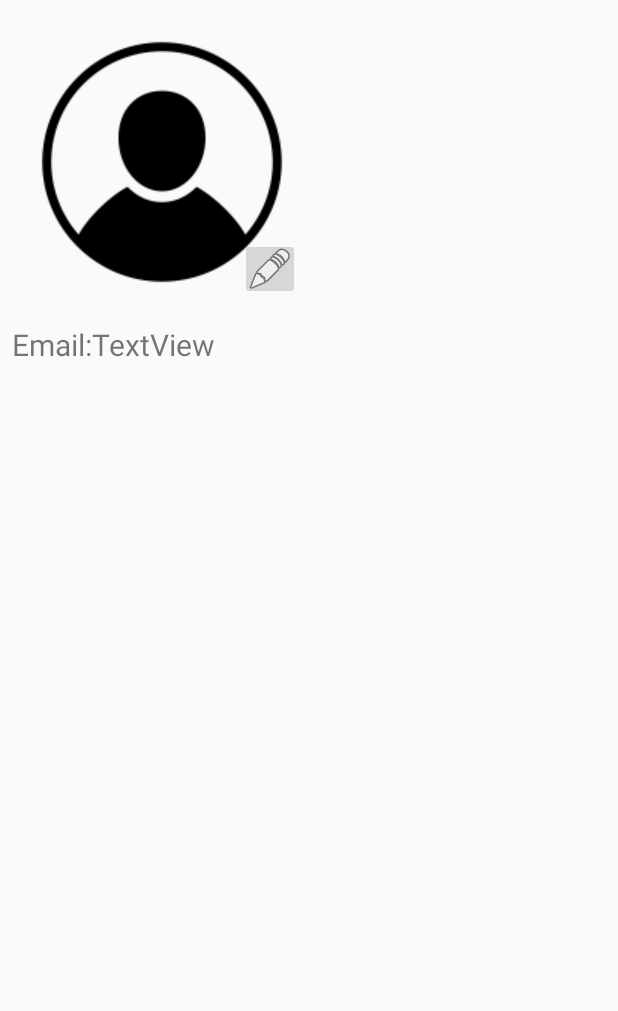
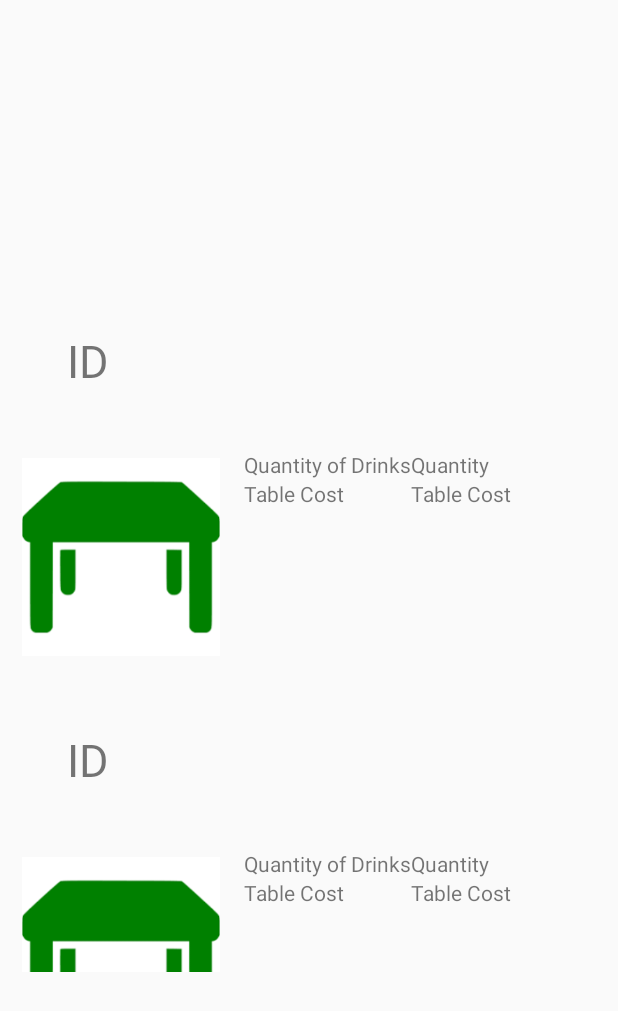
Before and after one commit to It23dafaq/Orders, an Android app: the layout profile_fragment.xml on its own in the app's theme, with its tools: preview values and no code run, on a phone screen of 412 x 824 dp. Shown: the top 1011 px of the screen. Run offline under Robolectric (Android 15) with nearby library versions, the phone set to English and light mode, and no system bars; network calls fail.

Commit message:
Road to challenge

```diff
--- a/app/src/main/res/layout/profile_fragment.xml
+++ b/app/src/main/res/layout/profile_fragment.xml
@@ -6,35 +6,12 @@
         android:layout_width="match_parent"
         android:layout_height="match_parent"
         tools:context=".Profile" android:id="@+id/frameLayout">
-    <ImageView
-            android:src="@drawable/icon"
-            android:layout_width="wrap_content"
-            android:layout_height="wrap_content" android:id="@+id/imageView2"
-            android:layout_marginTop="8dp"
+    <androidx.recyclerview.widget.RecyclerView
+            android:layout_width="395dp"
+            android:layout_height="472dp" android:layout_marginTop="8dp"
+            tools:listitem="@layout/table_layout"
             app:layout_constraintTop_toTopOf="parent" app:layout_constraintStart_toStartOf="parent"
-            android:layout_marginLeft="8dp" android:layout_marginStart="8dp"/>
-    <TextView
-            android:text="TextView"
-            android:layout_width="wrap_content"
-            android:layout_height="wrap_content"
-            android:id="@+id/UserName" android:layout_marginTop="8dp"
-            app:layout_constraintTop_toBottomOf="@+id/imageView2"
-            app:layout_constraintStart_toEndOf="@+id/textView6" android:textSize="20sp"/>
-    <ImageButton
-            android:src="@android:drawable/ic_menu_edit"
-            android:layout_width="40dp"
-            android:layout_height="41dp"
-            android:id="@+id/editPhoto" android:layout_marginEnd="8dp"
-            app:layout_constraintEnd_toEndOf="@+id/imageView2" android:layout_marginRight="8dp"
-            app:layout_constraintBottom_toBottomOf="@+id/imageView2" android:layout_marginBottom="8dp"/>
-    <TextView
-            android:text="Email:"
-            android:layout_width="wrap_content"
-            android:layout_height="wrap_content"
-            app:layout_constraintEnd_toStartOf="@+id/UserName"
-            android:layout_marginEnd="8dp" android:layout_marginRight="8dp"
-            app:layout_constraintStart_toStartOf="parent" android:layout_marginLeft="8dp"
-            android:layout_marginStart="8dp" app:layout_constraintHorizontal_bias="0.0" android:textSize="20sp"
-            android:layout_marginTop="8dp" app:layout_constraintTop_toBottomOf="@+id/imageView2"
-            android:id="@+id/textView6"/>
+            android:layout_marginLeft="8dp" android:layout_marginStart="8dp" app:layout_constraintEnd_toEndOf="parent"
+            android:layout_marginEnd="8dp" android:layout_marginRight="8dp" android:layout_marginBottom="8dp"
+            app:layout_constraintBottom_toBottomOf="parent" android:id="@+id/tableRecyclerView"/>
 </androidx.constraintlayout.widget.ConstraintLayout>
--- /dev/null
+++ b/app/src/main/res/layout/table_layout.xml
@@ -0,0 +1,64 @@
+<?xml version="1.0" encoding="utf-8"?>
+<androidx.constraintlayout.widget.ConstraintLayout xmlns:android="http://schemas.android.com/apk/res/android"
+                                                   xmlns:app="http://schemas.android.com/apk/res-auto"
+                                                   xmlns:tools="http://schemas.android.com/tools" android:orientation="vertical"
+                                                   android:layout_width="match_parent"
+                                                   android:layout_height="wrap_content">
+
+    <ImageView
+            android:layout_width="132dp"
+            android:layout_height="141dp" app:srcCompat="@drawable/green_table"
+            android:id="@+id/tablegreenimg"
+            app:layout_constraintStart_toStartOf="parent" android:layout_marginLeft="16dp"
+            android:layout_marginStart="16dp"
+            app:layout_constraintEnd_toStartOf="@+id/tableLayout"
+            android:layout_marginEnd="8dp" android:layout_marginRight="8dp" android:layout_marginTop="40dp"
+            app:layout_constraintTop_toBottomOf="@+id/tableID"/>
+    <TextView
+            android:text="ID"
+            android:layout_width="wrap_content"
+            android:layout_height="wrap_content"
+            android:id="@+id/tableID" app:layout_constraintStart_toStartOf="parent" android:layout_marginLeft="36dp"
+            android:layout_marginStart="36dp" app:layout_constraintTop_toTopOf="parent"
+            android:textSize="30sp" android:layout_marginTop="44dp"/>
+    <TableLayout
+            android:layout_width="247dp"
+            android:layout_height="115dp"
+            app:layout_constraintStart_toEndOf="@+id/tablegreenimg" android:layout_marginLeft="8dp"
+            android:layout_marginStart="8dp" app:layout_constraintTop_toTopOf="parent" android:layout_marginTop="124dp"
+            app:layout_constraintEnd_toEndOf="parent" android:layout_marginEnd="4dp" android:layout_marginRight="4dp"
+            android:id="@+id/tableLayout">
+
+        <TableRow android:layout_width="match_parent" android:layout_height="match_parent">
+            <TextView
+                    android:text="Quantity of Drinks"
+                    android:layout_width="wrap_content"
+                    android:layout_height="wrap_content"
+                    android:layout_column="1"/>
+            <TextView
+                    android:text="Quantity"
+                    android:layout_width="wrap_content"
+                    android:layout_height="wrap_content"
+                    android:layout_column="2" android:id="@+id/tableQuantity"/>
+        </TableRow>
+        <TableRow
+                android:layout_width="fill_parent"
+                android:layout_height="fill_parent">
+
+            <TextView
+                    android:text="Table Cost"
+                    android:layout_width="wrap_content"
+                    android:layout_height="wrap_content"
+                    android:layout_column="1"/>
+
+            <TextView
+                    android:text="Table Cost"
+                    android:layout_width="wrap_content"
+                    android:layout_height="wrap_content"
+                    android:id="@+id/TableCost"
+                    android:layout_column="2"/>
+
+        </TableRow>
+
+    </TableLayout>
+</androidx.constraintlayout.widget.ConstraintLayout>
```
Also changed, not shown: app/src/main/java/com/example/phone_app/Data/tables.kt (added, +19 -0 lines), app/src/main/java/com/example/phone_app/Profile.kt (+8 -56 lines), app/src/main/java/com/example/phone_app/UI/Adapters/TableAdapter.kt (added, +51 -0 lines), app/src/main/res/drawable/green_table.png (added), app/src/main/res/drawable/red_table.png (added).
